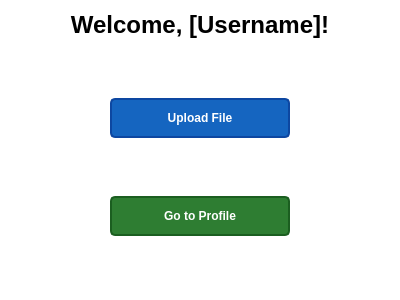
Above: FrontEnd/HomePage/homepage.ui from Patrickwalsh33/EPICFileShareClient before the change. Below: the same form after it.
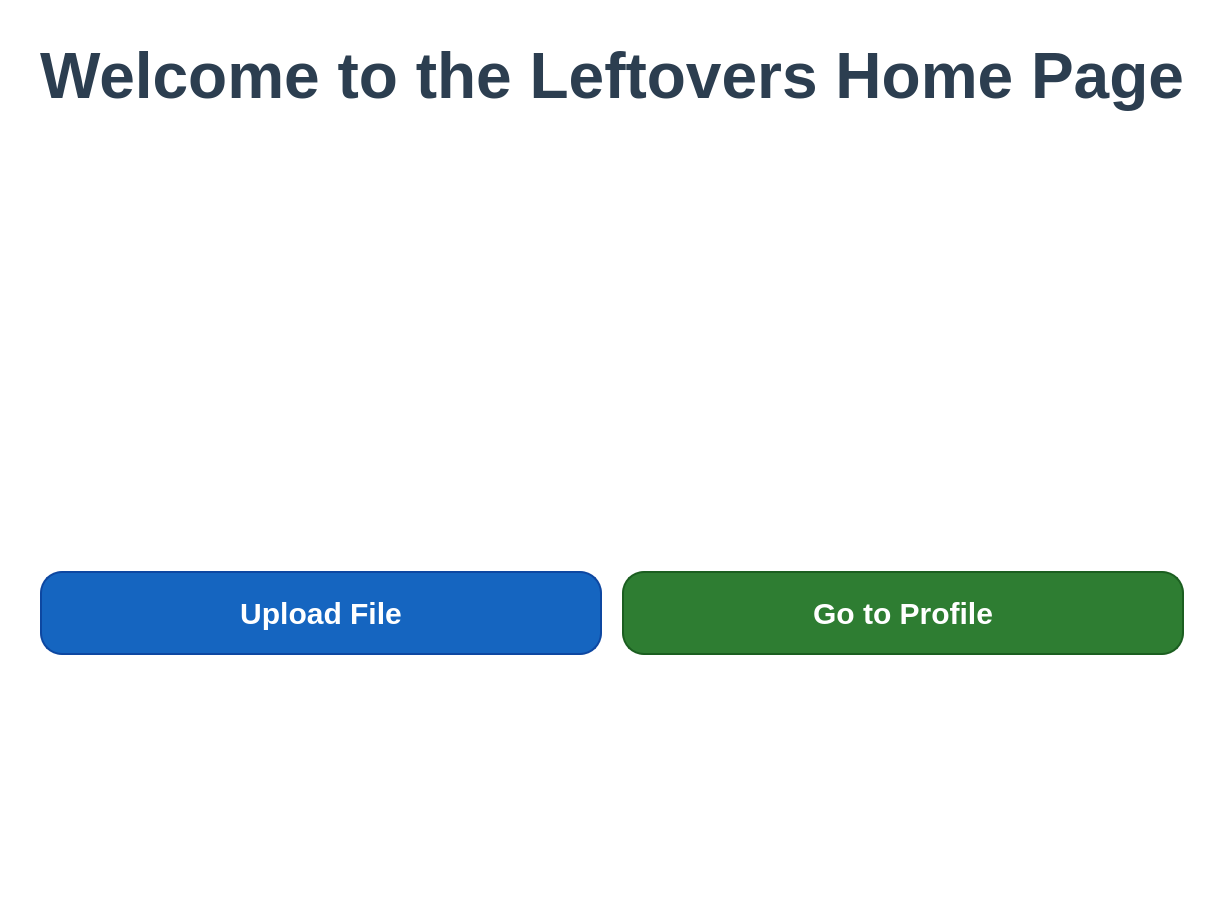
That is the form after the change.

Commit message: updating home page to be bigger

Patch:
```diff
--- a/FrontEnd/HomePage/homepage.ui
+++ b/FrontEnd/HomePage/homepage.ui
@@ -6,27 +6,63 @@
    <rect>
     <x>0</x>
     <y>0</y>
-    <width>400</width>
-    <height>300</height>
+    <width>1200</width>
+    <height>900</height>
    </rect>
   </property>
   <property name="windowTitle">
    <string>Home</string>
   </property>
   <property name="styleSheet">
-   <string notr="true">background-color: white;</string>
+   <string notr="true">QDialog { 
+    background-color: #ffffff;
+}
+QLabel { 
+    color: #2c3e50;
+}
+QPushButton {
+    font-size: 16px;
+    font-weight: bold;
+    border-radius: 8px;
+    padding: 15px;
+    min-height: 50px;
+}
+QPushButton:hover {
+    opacity: 0.9;
+}
+QPushButton:pressed {
+    opacity: 0.8;
+}</string>
   </property>
   <layout class="QVBoxLayout" name="verticalLayout">
+   <property name="spacing">
+    <number>20</number>
+   </property>
+   <property name="leftMargin">
+    <number>40</number>
+   </property>
+   <property name="topMargin">
+    <number>40</number>
+   </property>
+   <property name="rightMargin">
+    <number>40</number>
+   </property>
+   <property name="bottomMargin">
+    <number>40</number>
+   </property>
    <item>
     <widget class="QLabel" name="welcomeLabel">
      <property name="font">
       <font>
-       <pointsize>18</pointsize>
+       <pointsize>48</pointsize>
        <bold>true</bold>
       </font>
      </property>
+     <property name="styleSheet">
+      <string notr="true">color: #2c3e50; margin-bottom: 30px;</string>
+     </property>
      <property name="text">
-      <string>Welcome, [Username]!</string>
+      <string>Welcome to the Leftovers Home Page</string>
      </property>
      <property name="alignment">
       <set>Qt::AlignCenter</set>
@@ -41,26 +77,10 @@
      <property name="sizeHint" stdset="0">
       <size>
        <width>20</width>
-       <height>30</height>
-      </size>
-     </property>
-    </spacer>
-   </item>
-   <item alignment="Qt::AlignHCenter">
-    <widget class="QPushButton" name="uploadButton">
-     <property name="text">
-      <string>Upload File</string>
-     </property>
-     <property name="minimumSize">
-      <size>
-       <width>180</width>
        <height>40</height>
       </size>
      </property>
-     <property name="styleSheet">
-      <string notr="true">background-color: #1565C0; color: white; border: 2px solid #0D47A1; border-radius: 5px; padding: 10px; font-weight: bold;</string>
-     </property>
-    </widget>
+    </spacer>
    </item>
    <item>
     <spacer name="verticalSpacer_Middle">
@@ -70,26 +90,49 @@
      <property name="sizeHint" stdset="0">
       <size>
        <width>20</width>
-       <height>20</height>
+       <height>40</height>
       </size>
      </property>
     </spacer>
    </item>
-   <item alignment="Qt::AlignHCenter">
-    <widget class="QPushButton" name="profileButton">
-     <property name="text">
-      <string>Go to Profile</string>
+   <item>
+    <layout class="QHBoxLayout" name="buttonLayout">
+     <property name="spacing">
+      <number>20</number>
      </property>
-     <property name="minimumSize">
-      <size>
-       <width>180</width>
-       <height>40</height>
-      </size>
-     </property>
-     <property name="styleSheet">
-      <string notr="true">background-color: #2E7D32; color: white; border: 2px solid #1B5E20; border-radius: 5px; padding: 10px; font-weight: bold;</string>
-     </property>
-    </widget>
+     <item>
+      <widget class="QPushButton" name="uploadButton">
+       <property name="minimumSize">
+        <size>
+         <width>450</width>
+         <height>180</height>
+        </size>
+       </property>
+       <property name="styleSheet">
+        <string notr="true">background-color: #1565C0; color: white; border: 2px solid #0D47A1; border-radius: 22px; font-size: 30px;</string>
+       </property>
+       <property name="text">
+        <string>Upload File</string>
+       </property>
+      </widget>
+     </item>
+     <item>
+      <widget class="QPushButton" name="profileButton">
+       <property name="minimumSize">
+        <size>
+         <width>450</width>
+         <height>180</height>
+        </size>
+       </property>
+       <property name="styleSheet">
+        <string notr="true">background-color: #2E7D32; color: white; border: 2px solid #1B5E20; border-radius: 22px; font-size: 30px;</string>
+       </property>
+       <property name="text">
+        <string>Go to Profile</string>
+       </property>
+      </widget>
+     </item>
+    </layout>
    </item>
    <item>
     <spacer name="verticalSpacer_Bottom">
```
Left out of the diff: 2 changed lines with no effect on the pictures.
